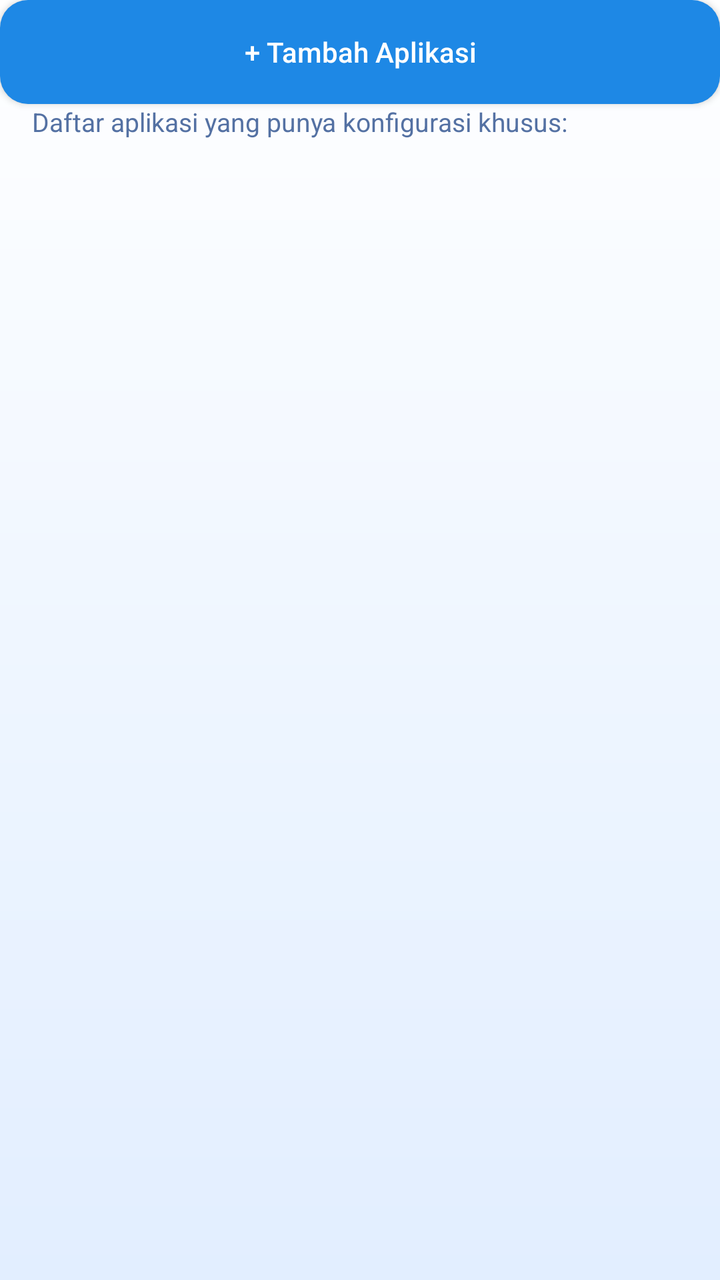
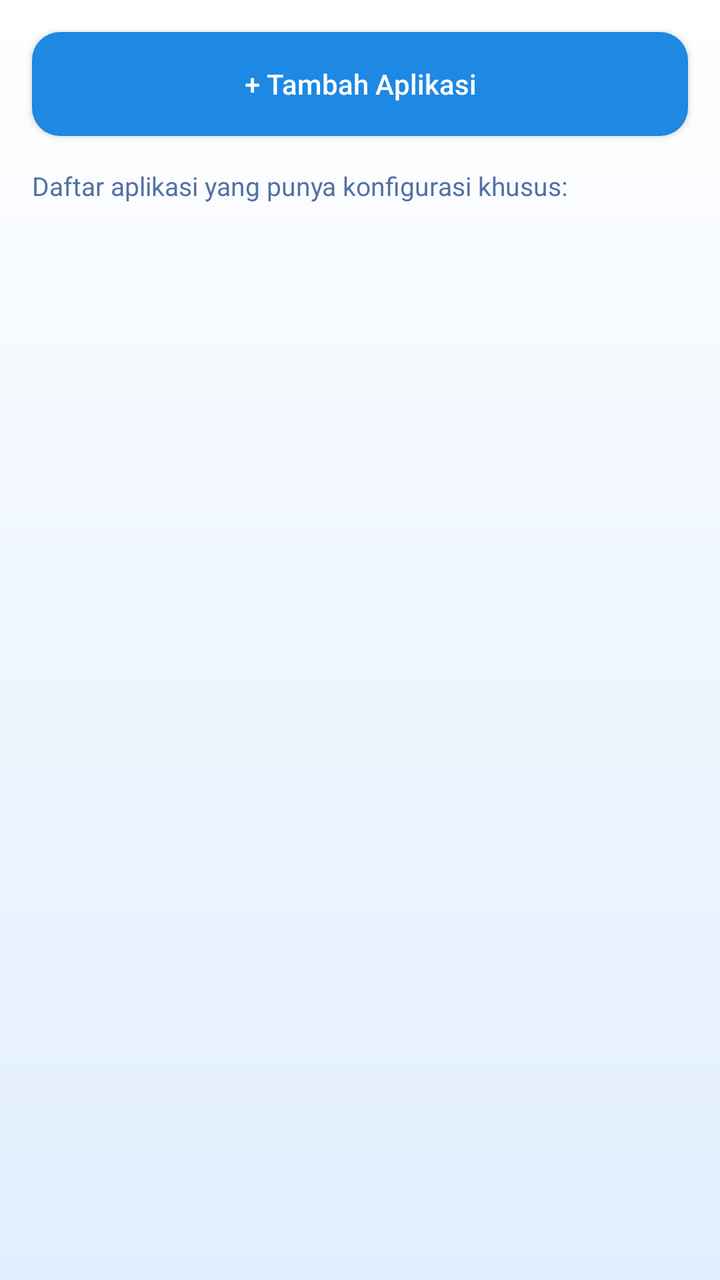

Before-and-after screenshots of an Android layout around one commit, followed by the original layout XML and the change that was made.
<!-- AndroidManifest.xml: application theme Theme.GenshinPerf -->
<!-- res/layout/activity_per_app.xml -->
<?xml version="1.0" encoding="utf-8"?>
<LinearLayout xmlns:android="http://schemas.android.com/apk/res/android"
    android:layout_width="match_parent"
    android:layout_height="match_parent"
    android:orientation="vertical"
    android:background="@drawable/bg_main">

    <Button android:id="@+id/btnAddPerApp"
        android:layout_width="match_parent"
        android:layout_height="52dp"
        android:margin="16dp"
        android:text="+ Tambah Aplikasi"
        android:textColor="#FFFFFF"
        android:textAllCaps="false"
        android:background="@drawable/btn_glow"/>

    <TextView
        android:layout_width="match_parent"
        android:layout_height="wrap_content"
        android:paddingHorizontal="16dp"
        android:paddingBottom="8dp"
        android:text="Daftar aplikasi yang punya konfigurasi khusus:"
        android:textColor="@color/text_secondary"
        android:textSize="13sp"/>

    <androidx.recyclerview.widget.RecyclerView
        android:id="@+id/perAppRecycler"
        android:layout_width="match_parent"
        android:layout_height="0dp"
        android:layout_weight="1"
        android:paddingHorizontal="12dp"
        android:clipToPadding="false"/>

</LinearLayout>
<!-- resources referenced by this layout -->
<resources>
  <color name="text_secondary">#5471A3</color>
  <!-- drawable bg_main (drawable) -->
  <?xml version="1.0" encoding="utf-8"?>
  <shape xmlns:android="http://schemas.android.com/apk/res/android" android:shape="rectangle">
      <gradient
          android:angle="270"
          android:startColor="#FFFFFFFF"
          android:centerColor="#FFEFF6FF"
          android:endColor="#FFE2EEFF"
          android:type="linear" />
  </shape>
  <!-- drawable btn_glow (drawable) -->
  <?xml version="1.0" encoding="utf-8"?>
  <selector xmlns:android="http://schemas.android.com/apk/res/android">
      <item android:state_pressed="true">
          <shape android:shape="rectangle">
              <corners android:radius="14dp" />
              <solid android:color="#FF1565C0" />
          </shape>
      </item>
      <item>
          <shape android:shape="rectangle">
              <corners android:radius="14dp" />
              <solid android:color="@color/furina_blue" />
          </shape>
      </item>
  </selector>
  <style name="Theme.GenshinPerf" parent="Theme.MaterialComponents.Light.NoActionBar">
          <item name="colorPrimary">@color/furina_blue</item>
          <item name="colorPrimaryVariant">@color/furina_cyan</item>
          <item name="colorOnPrimary">#FFFFFF</item>
          <item name="colorAccent">@color/furina_blue</item>
          <item name="android:windowBackground">@color/bg_dark</item>
          <item name="android:statusBarColor" tools:targetApi="21">@color/bg_dark</item>
          <item name="android:navigationBarColor" tools:targetApi="21">#FFFFFF</item>
          <item name="android:windowLightStatusBar" tools:targetApi="23">true</item>
          <item name="android:windowLightNavigationBar" tools:targetApi="27">true</item>
          <item name="android:textColor">@color/text_primary</item>
      </style>
  <color name="furina_blue">#1E88E5</color>
  <color name="furina_cyan">#1976D2</color>
  <color name="bg_dark">#F4F8FF</color>
  <color name="text_primary">#0F2E5C</color>
</resources>

<!-- the commit's change to res/layout/activity_per_app.xml (unified diff, before → after) -->
@@ -8,7 +8,7 @@
     <Button android:id="@+id/btnAddPerApp"
         android:layout_width="match_parent"
         android:layout_height="52dp"
-        android:margin="16dp"
+        android:layout_margin="16dp"
         android:text="+ Tambah Aplikasi"
         android:textColor="#FFFFFF"
         android:textAllCaps="false"
